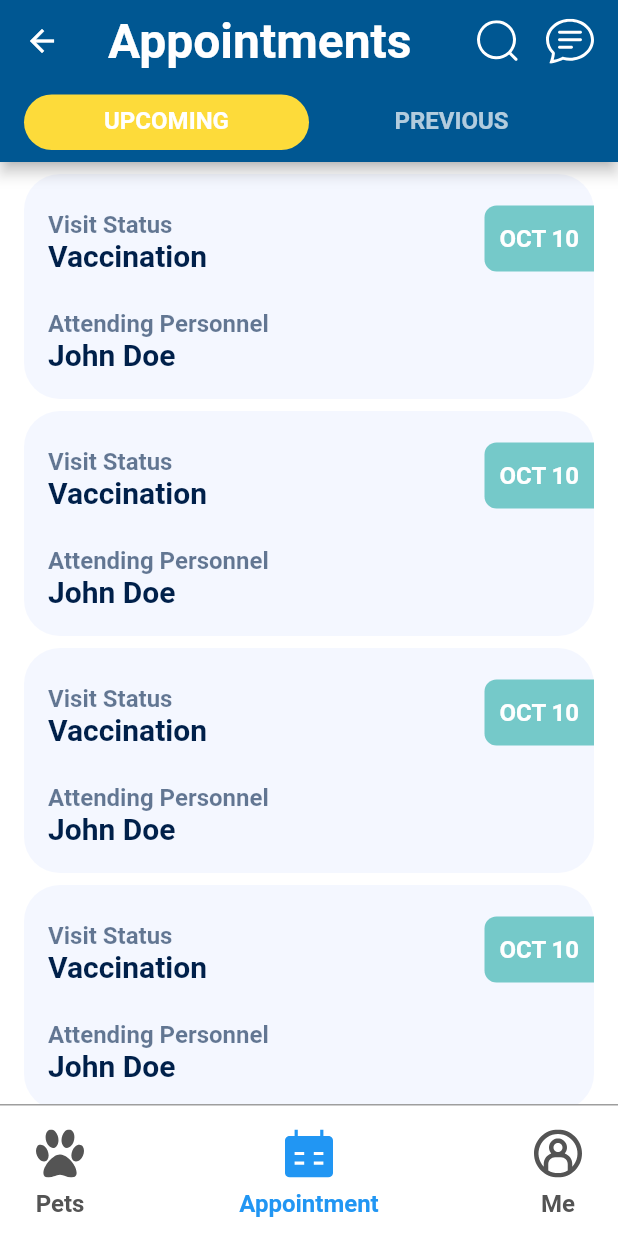
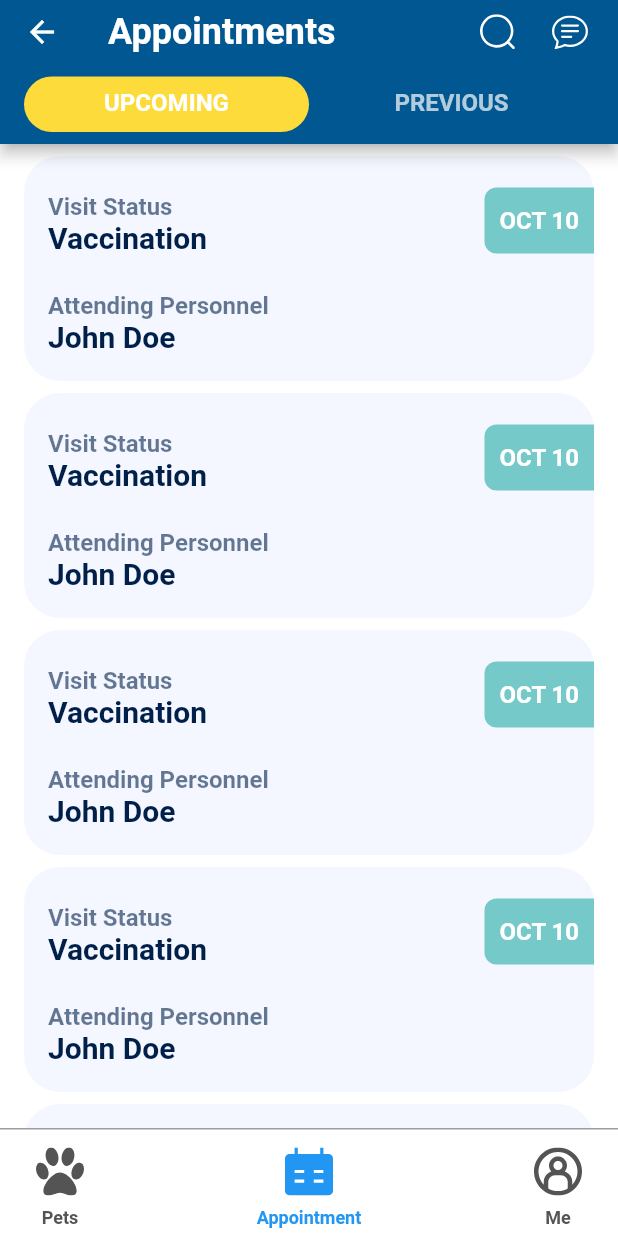
Before and after one commit to akosijho/flutter_optipets, a Flutter app: the AppointmentView screen opened by its route, on a phone screen of 412 x 824 dp. Run offline on Flutter 3.47's test engine with Material 2 defaults, Android fonts, the phone set to English and light mode, and no system bars; our stand-ins replace flutter_svg, get, stacked; Roboto replaces fonts that are missing (SF-Pro); statements that could not run were skipped.

Commit message:
Refine top and bottom app bar.

```diff
--- a/lib/utils/my_themes.dart
+++ b/lib/utils/my_themes.dart
@@ -127,7 +127,7 @@ class MyThemes {
           fontWeight: FontWeight.w700,
           color: MyColors.scaffoldBg),
       headline2: const TextStyle(
-          fontSize: 32,
+          fontSize: 24,
           fontWeight: FontWeight.w700,
           color: MyColors.scaffoldBg),
       caption: TextStyle(
--- a/lib/views/widgets/bottom_appbar.dart
+++ b/lib/views/widgets/bottom_appbar.dart
@@ -23,7 +23,7 @@ class MyBottomAppBar extends StatelessWidget {
         builder: (context, viewModel, child) {
           return Container(
             width: MediaQuery.of(context).size.width,
-            height: 88,
+            height: 72,
             decoration: BoxDecoration(
               color: Theme.of(context).bottomAppBarColor,
               shape: BoxShape.rectangle,
@@ -36,7 +36,7 @@ class MyBottomAppBar extends StatelessWidget {
               ),
             ),
             child: Padding(
-              padding: const EdgeInsets.symmetric(horizontal: 16, vertical: 8),
+              padding: const EdgeInsets.symmetric(horizontal: 16, vertical: 4),
               child: Row(
                 mainAxisAlignment: MainAxisAlignment.spaceBetween,
                 children: [
@@ -63,12 +63,13 @@ class MyBottomAppBar extends StatelessWidget {
             icon: SvgPicture.asset(icon,
                 color: isSelected
                     ? Theme.of(Get.context!).toggleableActiveColor
-                    : Theme.of(Get.context!).disabledColor)),
+                    : Theme.of(Get.context!).disabledColor,
+                    width: 48,),),
         Expanded(
           child: Text(
             label,
             style: TextStyle(
-              fontSize: 16,
+              fontSize: 12,
               fontWeight: FontWeight.w700,
               color: isSelected
                   ? Theme.of(Get.context!).toggleableActiveColor
--- a/lib/views/widgets/top_appbar.dart
+++ b/lib/views/widgets/top_appbar.dart
@@ -9,7 +9,7 @@ AppBar myAppBar(
   bool? isAppointment
 }) {
   return AppBar(
-      toolbarHeight: 60,
+      toolbarHeight: 48,
       title: Text(
         title,
         style: Theme.of(Get.context!).textTheme.headline2,
@@ -22,11 +22,15 @@ AppBar myAppBar(
             children: [
               IconButton(
                   onPressed: () {},
-                  icon: SvgPicture.asset(SvgIcons.searchIcon)),
+                  icon: SvgPicture.asset(SvgIcons.searchIcon,
+                  width: 24,
+                  height: 24,)),
               IconButton(
                   onPressed: () {},
                   icon: SvgPicture.asset(
                     SvgIcons.chatIcon,
+                  width: 24,
+                  height: 24,
                   )),
             ],
           ),
```
